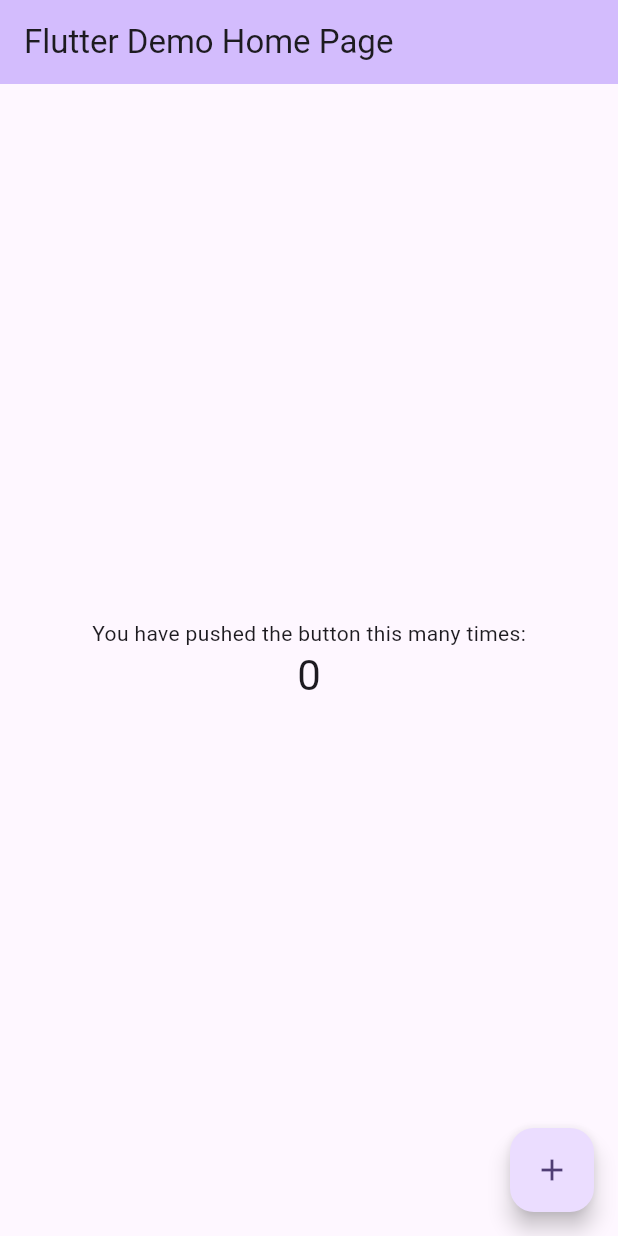
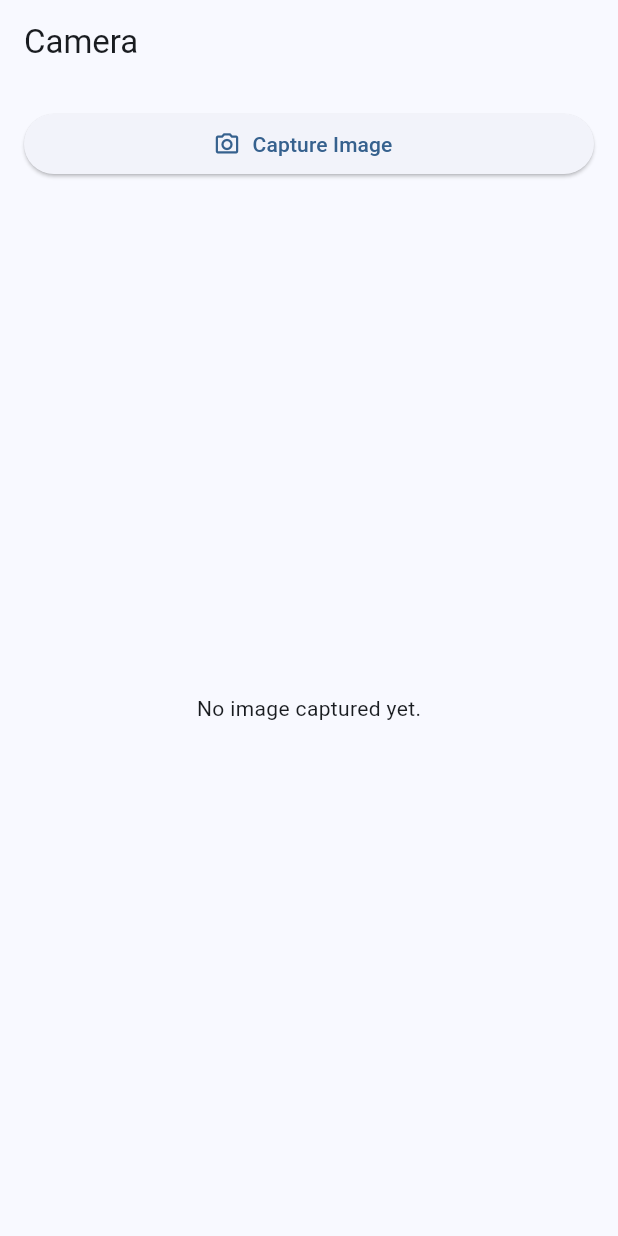
Before and after one commit to jubinkhan007/neotech_chemical_inventory, a Flutter app: the screen it shows after launch, on a phone screen of 412 x 824 dp. Run offline on Flutter 3.47's test engine with Material 3 defaults, Android fonts, the phone set to English and light mode, and no system bars; our stand-ins replace image_picker, permission_handler.

Commit message:
Add camera capture screen using image picker

```diff
--- /dev/null
+++ b/lib/features/camera/presentation/camera_screen.dart
@@ -0,0 +1,202 @@
+import 'dart:io';
+
+import 'package:flutter/material.dart';
+import 'package:image_picker/image_picker.dart';
+import 'package:permission_handler/permission_handler.dart';
+
+class PickedImageState {
+  const PickedImageState({
+    this.path,
+    this.fileName,
+    this.timestamp,
+    this.errorMessage,
+    this.isProcessing = false,
+  });
+
+  final String? path;
+  final String? fileName;
+  final DateTime? timestamp;
+  final String? errorMessage;
+  final bool isProcessing;
+
+  factory PickedImageState.initial() => const PickedImageState();
+
+  PickedImageState copyWith({
+    String? path,
+    String? fileName,
+    DateTime? timestamp,
+    String? errorMessage,
+    bool? isProcessing,
+  }) {
+    return PickedImageState(
+      path: path ?? this.path,
+      fileName: fileName ?? this.fileName,
+      timestamp: timestamp ?? this.timestamp,
+      errorMessage: errorMessage,
+      isProcessing: isProcessing ?? this.isProcessing,
+    );
+  }
+}
+
+class CameraScreen extends StatefulWidget {
+  const CameraScreen({super.key});
+
+  @override
+  State<CameraScreen> createState() => _CameraScreenState();
+}
+
+class _CameraScreenState extends State<CameraScreen> {
+  final ImagePicker _picker = ImagePicker();
+  final ValueNotifier<PickedImageState> _imageState =
+      ValueNotifier(PickedImageState.initial());
+
+  @override
+  void dispose() {
+    _imageState.dispose();
+    super.dispose();
+  }
+
+  Future<void> _captureImage() async {
+    _imageState.value = _imageState.value.copyWith(
+      isProcessing: true,
+      errorMessage: null,
+    );
+
+    final hasPermission = await _ensurePermissions();
+
+    if (!hasPermission) {
+      _imageState.value = _imageState.value.copyWith(
+        isProcessing: false,
+        errorMessage: 'Camera or photo permissions were denied.',
+      );
+      return;
+    }
+
+    try {
+      final XFile? image = await _picker.pickImage(source: ImageSource.camera);
+
+      if (image == null) {
+        _imageState.value = _imageState.value.copyWith(
+          isProcessing: false,
+          errorMessage: 'Capture cancelled.',
+        );
+        return;
+      }
+
+      final now = DateTime.now();
+
+      _imageState.value = PickedImageState(
+        path: image.path,
+        fileName: _extractFileName(image.path),
+        timestamp: now,
+        isProcessing: false,
+      );
+    } catch (error) {
+      _imageState.value = _imageState.value.copyWith(
+        isProcessing: false,
+        errorMessage: 'Failed to capture image: $error',
+      );
+    }
+  }
+
+  Future<bool> _ensurePermissions() async {
+    final cameraStatus = await Permission.camera.request();
+    final photosStatus = await Permission.photos.request();
+
+    if (cameraStatus.isPermanentlyDenied || photosStatus.isPermanentlyDenied) {
+      await openAppSettings();
+      return false;
+    }
+
+    final cameraGranted = cameraStatus.isGranted || cameraStatus.isLimited;
+    final photosGranted = photosStatus.isGranted || photosStatus.isLimited;
+
+    final platformAllowance =
+        Platform.isAndroid && photosStatus.isDenied && cameraGranted;
+
+    return cameraGranted && (photosGranted || platformAllowance);
+  }
+
+  String _extractFileName(String path) {
+    if (path.isEmpty) return 'Unknown file';
+    return path.split(Platform.pathSeparator).last;
+  }
+
+  String _formatTimestamp(DateTime timestamp) {
+    final local = timestamp.toLocal();
+    final twoDigits = (int value) => value.toString().padLeft(2, '0');
+    final date =
+        '${local.year}-${twoDigits(local.month)}-${twoDigits(local.day)}';
+    final time =
+        '${twoDigits(local.hour)}:${twoDigits(local.minute)}:${twoDigits(local.second)}';
+    return '$date $time';
+  }
+
+  @override
+  Widget build(BuildContext context) {
+    return Scaffold(
+      appBar: AppBar(
+        title: const Text('Camera'),
+      ),
+      body: Padding(
+        padding: const EdgeInsets.all(16),
+        child: ValueListenableBuilder<PickedImageState>(
+          valueListenable: _imageState,
+          builder: (context, state, _) {
+            return Column(
+              crossAxisAlignment: CrossAxisAlignment.stretch,
+              children: [
+                ElevatedButton.icon(
+                  onPressed: state.isProcessing ? null : _captureImage,
+                  icon: const Icon(Icons.camera_alt_outlined),
+                  label: Text(state.isProcessing ? 'Capturing...' : 'Capture Image'),
+                ),
+                const SizedBox(height: 16),
+                if (state.errorMessage != null)
+                  Padding(
+                    padding: const EdgeInsets.only(bottom: 12),
+                    child: Text(
+                      state.errorMessage!,
+                      style: const TextStyle(color: Colors.red),
+                    ),
+                  ),
+                if (state.path != null)
+                  Expanded(
+                    child: Column(
+                      crossAxisAlignment: CrossAxisAlignment.start,
+                      children: [
+                        Text(
+                          'File: ${state.fileName ?? 'Unknown'}',
+                          style: Theme.of(context).textTheme.titleMedium,
+                        ),
+                        const SizedBox(height: 4),
+                        if (state.timestamp != null)
+                          Text('Captured: ${_formatTimestamp(state.timestamp!)}'),
+                        const SizedBox(height: 12),
+                        Expanded(
+                          child: ClipRRect(
+                            borderRadius: BorderRadius.circular(8),
+                            child: Image.file(
+                              File(state.path!),
+                              fit: BoxFit.cover,
+                              width: double.infinity,
+                            ),
+                          ),
+                        ),
+                      ],
+                    ),
+                  )
+                else
+                  const Expanded(
+                    child: Center(
+                      child: Text('No image captured yet.'),
+                    ),
+                  ),
+              ],
+            );
+          },
+        ),
+      ),
+    );
+  }
+}
--- a/lib/main.dart
+++ b/lib/main.dart
@@ -1,4 +1,6 @@
 import 'package:flutter/material.dart';
+
+import 'features/camera/presentation/camera_screen.dart';
 
 void main() {
   runApp(const MyApp());
@@ -7,116 +9,15 @@ void main() {
 class MyApp extends StatelessWidget {
   const MyApp({super.key});
 
-  // This widget is the root of your application.
   @override
   Widget build(BuildContext context) {
     return MaterialApp(
-      title: 'Flutter Demo',
+      title: 'Neotech Camera',
       theme: ThemeData(
-        // This is the theme of your application.
-        //
-        // TRY THIS: Try running your application with "flutter run". You'll see
-        // the application has a purple toolbar. Then, without quitting the app,
-        // try changing the seedColor in the colorScheme below to Colors.green
-        // and then invoke "hot reload" (save your changes or press the "hot
-        // reload" button in a Flutter-supported IDE, or press "r" if you used
-        // the command line to start the app).
-        //
-        // Notice that the counter didn't reset back to zero; the application
-        // state is not lost during the reload. To reset the state, use hot
-        // restart instead.
-        //
-        // This works for code too, not just values: Most code changes can be
-        // tested with just a hot reload.
-        colorScheme: ColorScheme.fromSeed(seedColor: Colors.deepPurple),
+        colorScheme: ColorScheme.fromSeed(seedColor: Colors.blue),
+        useMaterial3: true,
       ),
-      home: const MyHomePage(title: 'Flutter Demo Home Page'),
+      home: const CameraScreen(),
     );
   }
 }
-
-class MyHomePage extends StatefulWidget {
-  const MyHomePage({super.key, required this.title});
-
-  // This widget is the home page of your application. It is stateful, meaning
-  // that it has a State object (defined below) that contains fields that affect
-  // how it looks.
-
-  // This class is the configuration for the state. It holds the values (in this
-  // case the title) provided by the parent (in this case the App widget) and
-  // used by the build method of the State. Fields in a Widget subclass are
-  // always marked "final".
-
-  final String title;
-
-  @override
-  State<MyHomePage> createState() => _MyHomePageState();
-}
-
-class _MyHomePageState extends State<MyHomePage> {
-  int _counter = 0;
-
-  void _incrementCounter() {
-    setState(() {
-      // This call to setState tells the Flutter framework that something has
-      // changed in this State, which causes it to rerun the build method below
-      // so that the display can reflect the updated values. If we changed
-      // _counter without calling setState(), then the build method would not be
-      // called again, and so nothing would appear to happen.
-      _counter++;
-    });
-  }
-
-  @override
-  Widget build(BuildContext context) {
-    // This method is rerun every time setState is called, for instance as done
-    // by the _incrementCounter method above.
-    //
-    // The Flutter framework has been optimized to make rerunning build methods
-    // fast, so that you can just rebuild anything that needs updating rather
-    // than having to individually change instances of widgets.
-    return Scaffold(
-      appBar: AppBar(
-        // TRY THIS: Try changing the color here to a specific color (to
-        // Colors.amber, perhaps?) and trigger a hot reload to see the AppBar
-        // change color while the other colors stay the same.
-        backgroundColor: Theme.of(context).colorScheme.inversePrimary,
-        // Here we take the value from the MyHomePage object that was created by
-        // the App.build method, and use it to set our appbar title.
-        title: Text(widget.title),
-      ),
-      body: Center(
-        // Center is a layout widget. It takes a single child and positions it
-        // in the middle of the parent.
-        child: Column(
-          // Column is also a layout widget. It takes a list of children and
-          // arranges them vertically. By default, it sizes itself to fit its
-          // children horizontally, and tries to be as tall as its parent.
-          //
-          // Column has various properties to control how it sizes itself and
-          // how it positions its children. Here we use mainAxisAlignment to
-          // center the children vertically; the main axis here is the vertical
-          // axis because Columns are vertical (the cross axis would be
-          // horizontal).
-          //
-          // TRY THIS: Invoke "debug painting" (choose the "Toggle Debug Paint"
-          // action in the IDE, or press "p" in the console), to see the
-          // wireframe for each widget.
-          mainAxisAlignment: MainAxisAlignment.center,
-          children: <Widget>[
-            const Text('You have pushed the button this many times:'),
-            Text(
-              '$_counter',
-              style: Theme.of(context).textTheme.headlineMedium,
-            ),
-          ],
-        ),
-      ),
-      floatingActionButton: FloatingActionButton(
-        onPressed: _incrementCounter,
-        tooltip: 'Increment',
-        child: const Icon(Icons.add),
-      ), // This trailing comma makes auto-formatting nicer for build methods.
-    );
-  }
-}
--- a/pubspec.yaml
+++ b/pubspec.yaml
@@ -34,6 +34,8 @@ dependencies:
   # The following adds the Cupertino Icons font to your application.
   # Use with the CupertinoIcons class for iOS style icons.
   cupertino_icons: ^1.0.8
+  image_picker: ^1.1.2
+  permission_handler: ^11.3.1
 
 dev_dependencies:
   flutter_test:
```
Also changed, not shown: 2 other files.
